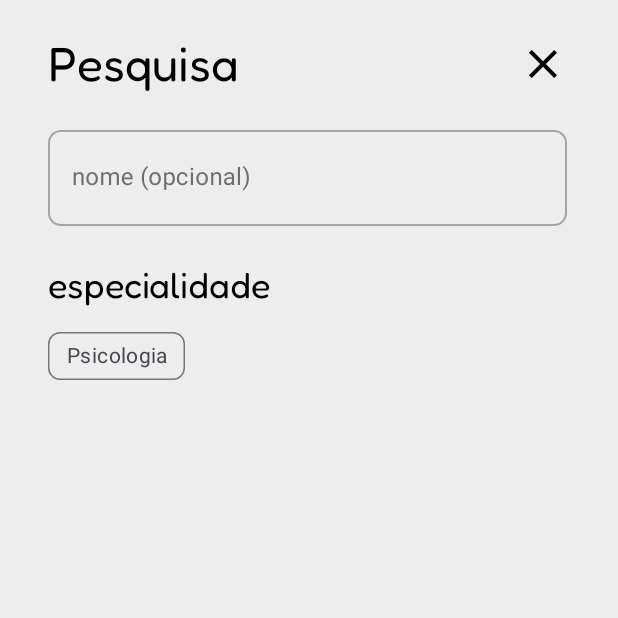
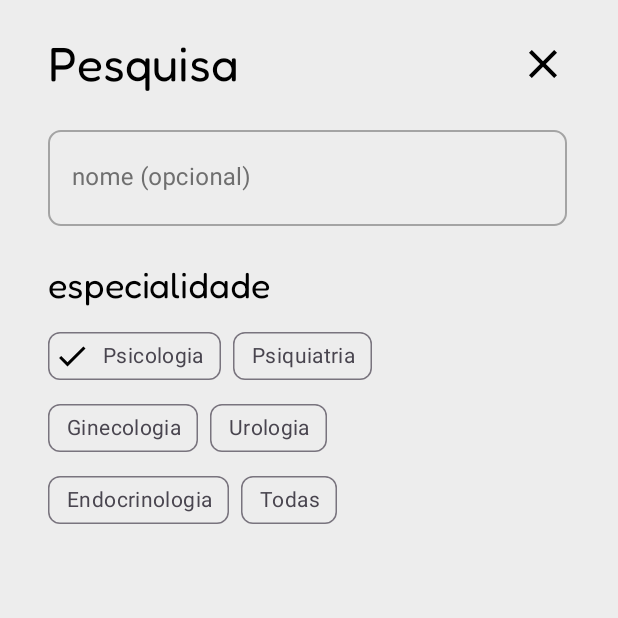
Before and after one commit to Time-07/app-android, an Android app: the SearchFragment screen opened through its navigation route, on a phone screen of 412 x 824 dp, the top half of it. Run offline under Robolectric (Android 15) with nearby library versions, the phone set to English and light mode, and no system bars.

Commit message:
Finishing filters section

```diff
--- a/app/src/main/res/layout/fragment_search.xml
+++ b/app/src/main/res/layout/fragment_search.xml
@@ -60,28 +60,101 @@
         app:layout_constraintStart_toStartOf="@+id/guidelineStart"
         app:layout_constraintTop_toBottomOf="@+id/tilSpecialistNameSearch" />
 
+
     <com.google.android.material.chip.ChipGroup
         android:id="@+id/chipGroup"
-        android:layout_width="0dp"
+        style="@style/Widget.MaterialComponents.ChipGroup"
+        android:layout_width="230dp"
         android:layout_height="wrap_content"
         android:layout_marginTop="8dp"
-        app:layout_constraintEnd_toStartOf="@+id/guidelineEnd"
+        app:ensureMinTouchTargetSize="true"
         app:layout_constraintStart_toStartOf="@+id/guidelineStart"
-        app:layout_constraintTop_toBottomOf="@+id/tvSpecialtyFilterTitle"
-        app:ensureMinTouchTargetSize="true">
+        app:layout_constraintTop_toBottomOf="@+id/tvSpecialtyFilterTitle">
 
         <com.google.android.material.chip.Chip
-            android:id="@+id/psychologistChip"
+            android:id="@+id/text_filter_1"
+            style="@style/Widget.MaterialComponents.Chip.Filter"
             android:layout_width="wrap_content"
             android:layout_height="wrap_content"
+            android:checked="true"
+            android:fontFamily="@font/inter_medium"
+            android:text="@string/text_filter_1"
+            android:textAlignment="center"
             android:textColor="@color/text_color_chips"
+            app:chipBackgroundColor="@color/background_search"
+            app:chipCornerRadius="8dp"
+            app:chipStrokeColor="@color/chip_stroke_color"
+            app:chipStrokeWidth="1dp" />
+
+        <com.google.android.material.chip.Chip
+            android:id="@+id/text_filter_2"
+            style="@style/Widget.MaterialComponents.Chip.Filter"
+            android:layout_width="wrap_content"
+            android:layout_height="wrap_content"
             android:fontFamily="@font/inter_medium"
+            android:text="@string/text_filter_2"
             android:textAlignment="center"
+            android:textColor="@color/text_color_chips"
+            app:chipBackgroundColor="@color/background_search"
+            app:chipCornerRadius="8dp"
             app:chipStrokeColor="@color/chip_stroke_color"
-            app:chipStrokeWidth="1dp"
+            app:chipStrokeWidth="1dp" />
+
+        <com.google.android.material.chip.Chip
+            android:id="@+id/text_filter_3"
+            style="@style/Widget.MaterialComponents.Chip.Filter"
+            android:layout_width="wrap_content"
+            android:layout_height="wrap_content"
+            android:fontFamily="@font/inter_medium"
+            android:text="@string/text_filter_3"
+            android:textAlignment="center"
+            android:textColor="@color/text_color_chips"
+            app:chipBackgroundColor="@color/background_search"
             app:chipCornerRadius="8dp"
+            app:chipStrokeColor="@color/chip_stroke_color"
+            app:chipStrokeWidth="1dp" />
+
+        <com.google.android.material.chip.Chip
+            android:id="@+id/text_filter_4"
+            style="@style/Widget.MaterialComponents.Chip.Filter"
+            android:layout_width="wrap_content"
+            android:layout_height="wrap_content"
+            android:fontFamily="@font/inter_medium"
+            android:text="@string/text_filter_4"
+            android:textAlignment="center"
+            android:textColor="@color/text_color_chips"
             app:chipBackgroundColor="@color/background_search"
-            android:text="@string/psychologist_chip_text" />
+            app:chipCornerRadius="8dp"
+            app:chipStrokeColor="@color/chip_stroke_color"
+            app:chipStrokeWidth="1dp" />
+
+        <com.google.android.material.chip.Chip
+            android:id="@+id/text_filter_5"
+            style="@style/Widget.MaterialComponents.Chip.Filter"
+            android:layout_width="wrap_content"
+            android:layout_height="wrap_content"
+            android:fontFamily="@font/inter_medium"
+            android:text="@string/text_filter_5"
+            android:textAlignment="center"
+            android:textColor="@color/text_color_chips"
+            app:chipBackgroundColor="@color/background_search"
+            app:chipCornerRadius="8dp"
+            app:chipStrokeColor="@color/chip_stroke_color"
+            app:chipStrokeWidth="1dp" />
+
+        <com.google.android.material.chip.Chip
+            android:id="@+id/text_filter_6"
+            style="@style/Widget.MaterialComponents.Chip.Filter"
+            android:layout_width="wrap_content"
+            android:layout_height="wrap_content"
+            android:fontFamily="@font/inter_medium"
+            android:text="@string/text_filter_6"
+            android:textAlignment="center"
+            android:textColor="@color/text_color_chips"
+            app:chipBackgroundColor="@color/background_search"
+            app:chipCornerRadius="8dp"
+            app:chipStrokeColor="@color/chip_stroke_color"
+            app:chipStrokeWidth="1dp" />
 
     </com.google.android.material.chip.ChipGroup>
 
--- a/app/src/main/res/values/strings.xml
+++ b/app/src/main/res/values/strings.xml
@@ -44,5 +44,10 @@
     <!-- List Fragment Strings-->
     <string name="disconnect_string">Sair</string>
     <string name="list_title_string">Profissionais Aliados e Aliadas</string>
-    <string name="psychologist_chip_text">Psicologia</string>
+    <string name="text_filter_1">Psicologia</string>
+    <string name="text_filter_2">Psiquiatria</string>
+    <string name="text_filter_3">Ginecologia</string>
+    <string name="text_filter_4">Urologia</string>
+    <string name="text_filter_5">Endocrinologia</string>
+    <string name="text_filter_6">Todas</string>
 </resources>
```
